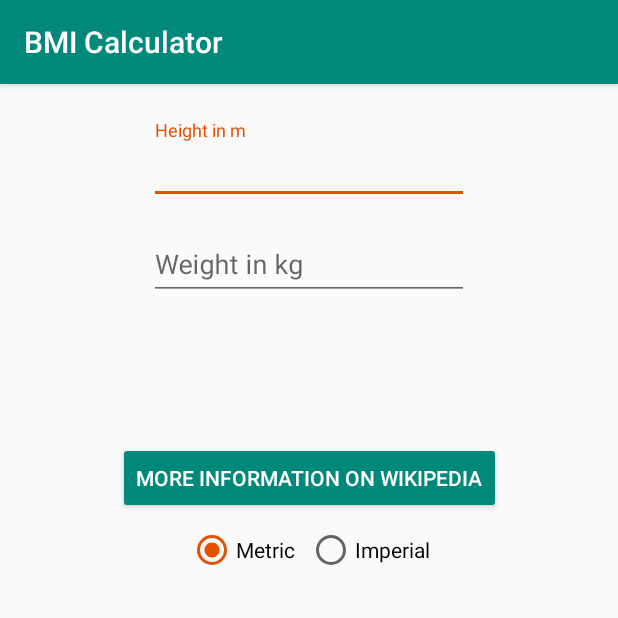
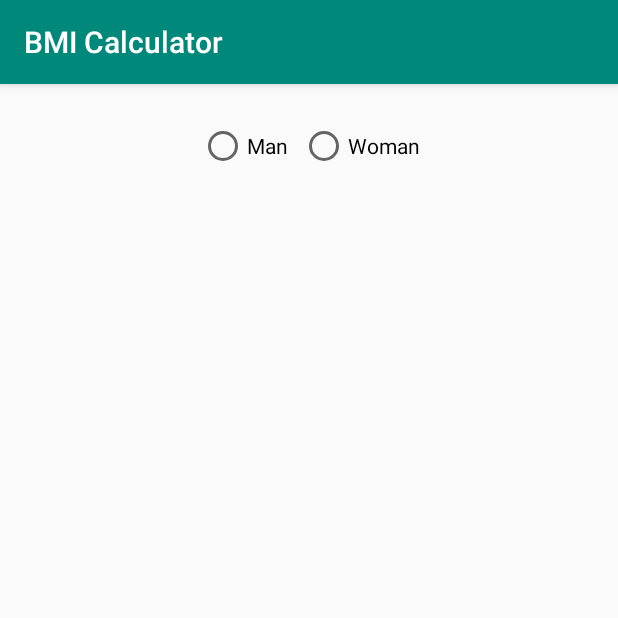
Before and after one commit to characterdog/bmi-calculator, an Android app: the screen it shows after launch (MainActivity), on a phone screen of 412 x 824 dp, the top half of it. Run offline under Robolectric (Android 15) with nearby library versions, the phone set to English and light mode, and no system bars.

```diff
--- a/app/src/main/res/layout/activity_main.xml
+++ b/app/src/main/res/layout/activity_main.xml
@@ -21,18 +21,55 @@
             android:layout_width="match_parent"
             android:layout_height="wrap_content">
 
+            <RadioGroup
+                android:layout_width="wrap_content"
+                android:layout_height="wrap_content"
+                android:layout_marginStart="8dp"
+                android:layout_marginLeft="8dp"
+                android:layout_marginEnd="8dp"
+                android:layout_marginRight="8dp"
+                android:orientation="horizontal"
+                app:layout_constraintBottom_toTopOf="@+id/txt_height_outer"
+                app:layout_constraintEnd_toEndOf="parent"
+                app:layout_constraintStart_toStartOf="parent">
+
+                <RadioButton
+                    android:id="@+id/man"
+                    android:layout_width="wrap_content"
+                    android:layout_height="wrap_content"
+                    android:layout_marginTop="25dp"
+                    android:onClick="setSystemOfUnits"
+                    android:text="@string/Man"
+                    app:layout_constraintBottom_toBottomOf="parent"
+                    app:layout_constraintStart_toStartOf="parent"
+                    app:layout_constraintTop_toTopOf="parent" />
+
+                <RadioButton
+                    android:id="@+id/woman"
+                    android:layout_width="wrap_content"
+                    android:layout_height="wrap_content"
+                    android:layout_marginStart="8dp"
+                    android:layout_marginLeft="8dp"
+                    android:layout_marginTop="25dp"
+                    android:layout_marginRight="8dp"
+                    android:onClick="setSystemOfUnits"
+                    android:text="@string/Woman"
+                    app:layout_constraintBottom_toBottomOf="parent"
+                    app:layout_constraintEnd_toEndOf="parent"
+                    app:layout_constraintStart_toEndOf="@+id/btn_metric" />
+            </RadioGroup>
+
             <android.support.design.widget.TextInputLayout
                 android:id="@+id/txt_height_outer"
                 android:layout_width="wrap_content"
                 android:layout_height="wrap_content"
+                android:layout_marginStart="16dp"
+                android:layout_marginLeft="16dp"
                 android:layout_marginEnd="16dp"
-                android:layout_marginLeft="16dp"
                 android:layout_marginRight="16dp"
-                android:layout_marginStart="16dp"
-                android:layout_marginTop="24dp"
                 app:layout_constraintEnd_toEndOf="parent"
                 app:layout_constraintStart_toStartOf="parent"
-                app:layout_constraintTop_toTopOf="parent">
+                app:layout_constraintTop_toBottomOf="parent">
 
                 <AutoCompleteTextView
                     android:id="@+id/txt_height"
@@ -100,6 +137,21 @@
                 app:layout_constraintTop_toBottomOf="@+id/txt_result_bmi"
                 tools:text="Normal (healthy weight) " />
 
+            <TextView
+                android:id="@+id/txt_result_cat3"
+                android:layout_width="wrap_content"
+                android:layout_height="wrap_content"
+                android:layout_marginStart="8dp"
+                android:layout_marginLeft="8dp"
+                android:layout_marginTop="8dp"
+                android:layout_marginEnd="8dp"
+                android:layout_marginRight="8dp"
+                android:textSize="20sp"
+                app:layout_constraintEnd_toEndOf="parent"
+                app:layout_constraintStart_toStartOf="parent"
+                app:layout_constraintTop_toBottomOf="@+id/txt_result_cat"
+                tools:text="Percentile" />
+
             <android.support.v7.widget.AppCompatButton
                 android:id="@+id/btn_more_info"
                 android:layout_width="wrap_content"
@@ -114,7 +166,7 @@
                 app:backgroundTint="@color/colorPrimary"
                 app:layout_constraintEnd_toEndOf="parent"
                 app:layout_constraintStart_toStartOf="parent"
-                app:layout_constraintTop_toBottomOf="@+id/txt_result_cat" />
+                app:layout_constraintTop_toBottomOf="@+id/txt_result_cat3" />
 
             <RadioGroup xmlns:android="http://schemas.android.com/apk/res/android"
                 android:layout_width="wrap_content"
--- a/app/src/main/res/values/strings.xml
+++ b/app/src/main/res/values/strings.xml
@@ -21,4 +21,7 @@
     <string name="imperial">Imperial</string>
     <string name="metric">Metric</string>
     <string name="default_unit">@string/metric</string>
+    <string name="age">Current Age</string>
+    <string name="Man">Man</string>
+    <string name="Woman">Woman</string>
 </resources>
```
Also changed, not shown: app/src/main/java/com/github/characterdog/bmicalculator/MainActivity.java (+37 -0 lines).
